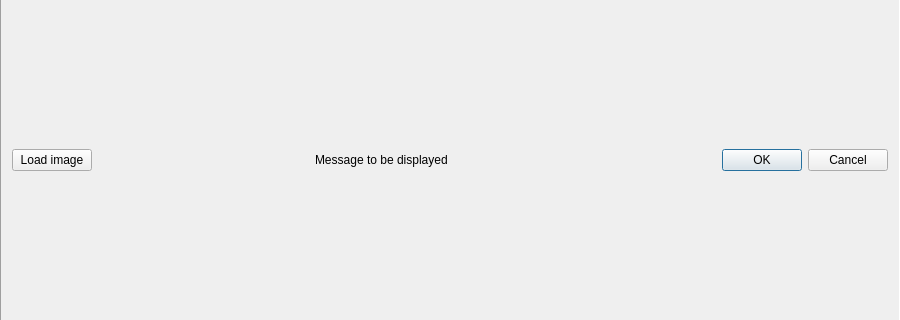
Old version of the form Source/rectangular_patch_editor_gui.ui in the repository Rolf-Hempel/PlanetarySystemStacker; both pictures show x 0 to 900 and y 155 to 475 of the 900 by 630 pixel window.
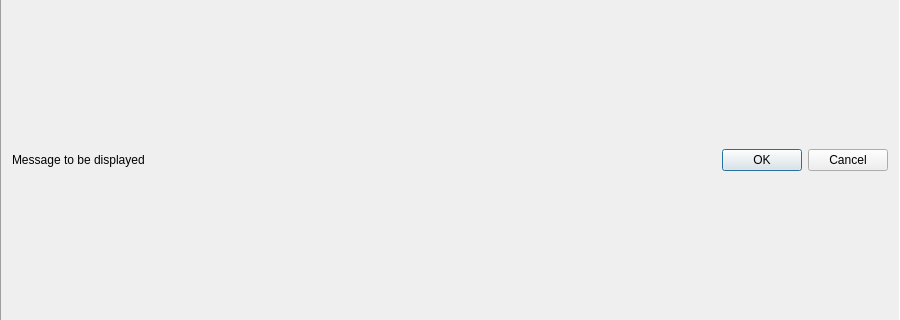
New version of the form.

```diff
--- a/Source/rectangular_patch_editor_gui.ui
+++ b/Source/rectangular_patch_editor_gui.ui
@@ -31,26 +31,6 @@
   <layout class="QVBoxLayout" name="verticalLayout" stretch="0">
    <item>
     <layout class="QHBoxLayout" name="horizontalLayout">
-     <item>
-      <widget class="QPushButton" name="buttonLoad">
-       <property name="text">
-        <string>Load image</string>
-       </property>
-      </widget>
-     </item>
-     <item>
-      <spacer name="horizontalSpacer">
-       <property name="orientation">
-        <enum>Qt::Horizontal</enum>
-       </property>
-       <property name="sizeHint" stdset="0">
-        <size>
-         <width>40</width>
-         <height>20</height>
-        </size>
-       </property>
-      </spacer>
-     </item>
      <item>
       <widget class="QLabel" name="messageLabel">
        <property name="text">
```
